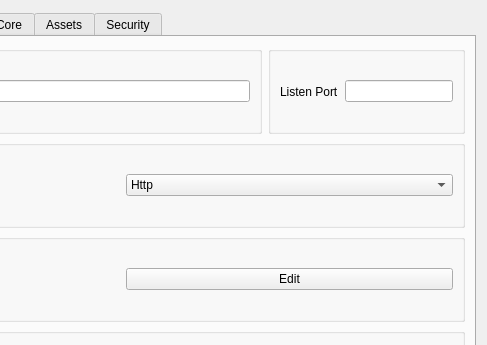
Before: the Qt Designer form include/ui/setting/dialog_basic_settings.ui in shengmo0210/Throne, drawn with Qt 5; both pictures show x 241 to 728 and y 0 to 345 of the 728 by 472 pixel window.
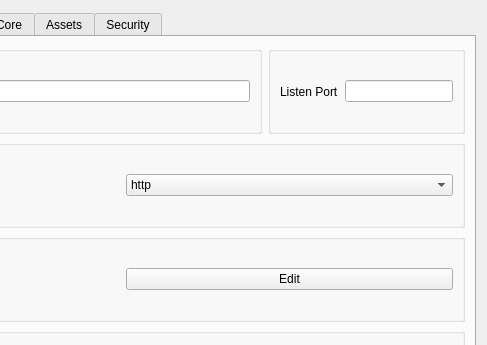
After: the same form once the commit is applied. Custom widgets are drawn as their Qt base class.

Commit message: fix proxy scheme

Diff of the .ui file:
```diff
--- a/include/ui/setting/dialog_basic_settings.ui
+++ b/include/ui/setting/dialog_basic_settings.ui
@@ -111,7 +111,7 @@
            <widget class="QComboBox" name="proxy_scheme">
             <item>
              <property name="text">
-              <string>Http</string>
+              <string>http</string>
              </property>
             </item>
             <item>
```
Left out of the diff: 2 changed lines with no effect on the pictures. The commit also changes 1 other file.
